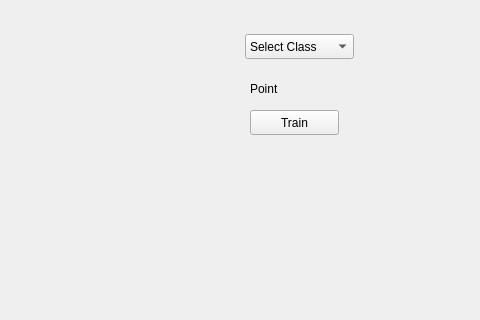
Old version of the form YSA-Proje/mainwindow.ui in the repository Murat0zer/ysa-projesi; both pictures show x 720 to 1200 and y 0 to 320 of the 1200 by 660 pixel window.
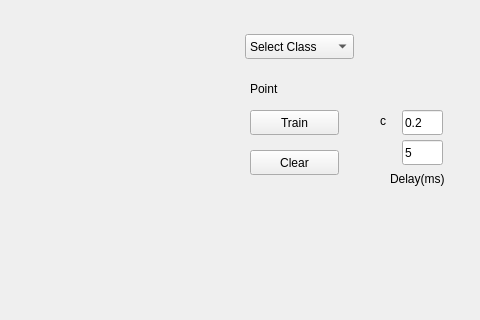
New version of the form.

Diff of the .ui file:
```diff
--- a/YSA-Proje/mainwindow.ui
+++ b/YSA-Proje/mainwindow.ui
@@ -61,7 +61,7 @@
      <rect>
       <x>970</x>
       <y>80</y>
-      <width>67</width>
+      <width>221</width>
       <height>17</height>
      </rect>
     </property>
@@ -82,6 +82,71 @@
      <string>Train</string>
     </property>
    </widget>
+   <widget class="QPushButton" name="pushButtonClear">
+    <property name="geometry">
+     <rect>
+      <x>970</x>
+      <y>150</y>
+      <width>89</width>
+      <height>25</height>
+     </rect>
+    </property>
+    <property name="text">
+     <string>Clear</string>
+    </property>
+   </widget>
+   <widget class="QLineEdit" name="lineEditC">
+    <property name="geometry">
+     <rect>
+      <x>1122</x>
+      <y>110</y>
+      <width>41</width>
+      <height>25</height>
+     </rect>
+    </property>
+    <property name="text">
+     <string>0.2</string>
+    </property>
+   </widget>
+   <widget class="QLabel" name="label">
+    <property name="geometry">
+     <rect>
+      <x>1100</x>
+      <y>110</y>
+      <width>20</width>
+      <height>21</height>
+     </rect>
+    </property>
+    <property name="text">
+     <string>c</string>
+    </property>
+   </widget>
+   <widget class="QLineEdit" name="lineEditDelay">
+    <property name="geometry">
+     <rect>
+      <x>1122</x>
+      <y>140</y>
+      <width>41</width>
+      <height>25</height>
+     </rect>
+    </property>
+    <property name="text">
+     <string>5</string>
+    </property>
+   </widget>
+   <widget class="QLabel" name="labelDelay">
+    <property name="geometry">
+     <rect>
+      <x>1110</x>
+      <y>170</y>
+      <width>67</width>
+      <height>17</height>
+     </rect>
+    </property>
+    <property name="text">
+     <string>Delay(ms)</string>
+    </property>
+   </widget>
   </widget>
   <widget class="QMenuBar" name="menuBar">
    <property name="geometry">
```
